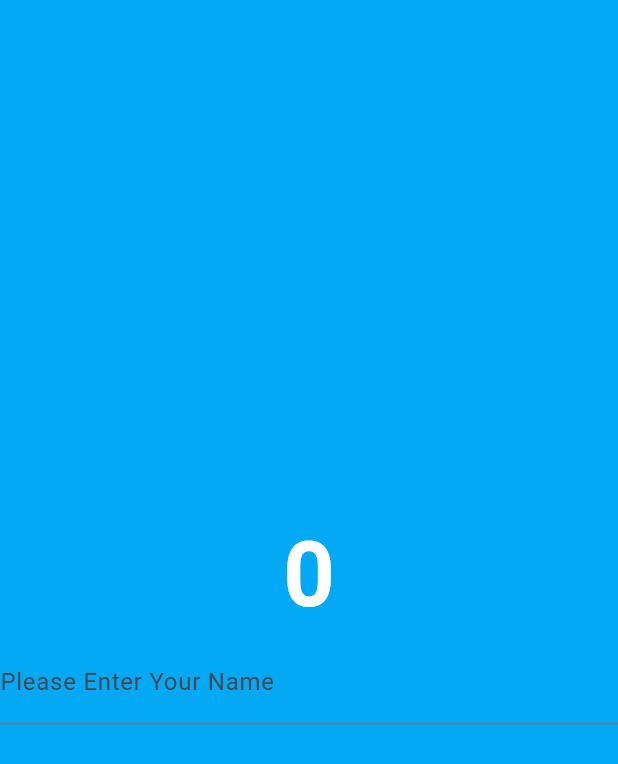
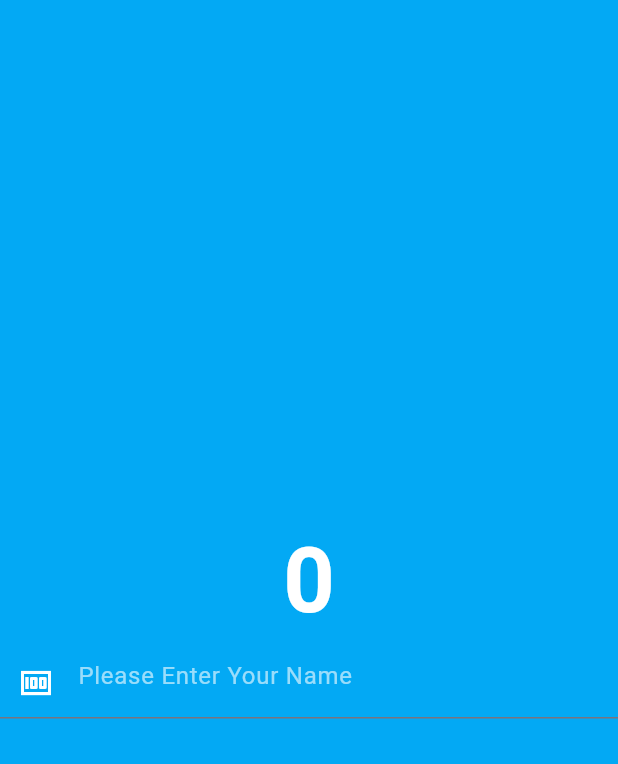
Before and after one commit to MyatThu1582/currency_converter, a Flutter app: the screen it shows after launch, on a phone screen of 412 x 824 dp. Shown: the top 764 px of the screen. Run offline on Flutter 3.47's test engine with Material 3 defaults, Android fonts, the phone set to English and light mode, and no system bars.

Commit message:
testing textfield

```diff
--- a/currency_converter/lib/currency_converter_material_page.dart
+++ b/currency_converter/lib/currency_converter_material_page.dart
@@ -21,10 +21,15 @@ class CurrencyConverterMaterialPage extends StatelessWidget {
             ),
             TextField(
               style: TextStyle(
-                color: Colors.red
+                color: Color.fromARGB(255, 241, 244, 54)
               ),
               decoration: InputDecoration(
-                labelText: 'Please Enter Your Name',
+                hintText: 'Please Enter Your Name',
+                hintStyle: TextStyle(
+                  color: Colors.white60
+                ),
+                prefixIcon: Icon(Icons.money),
+                prefixIconColor: Colors.white
               ),
             )
           ],
```
